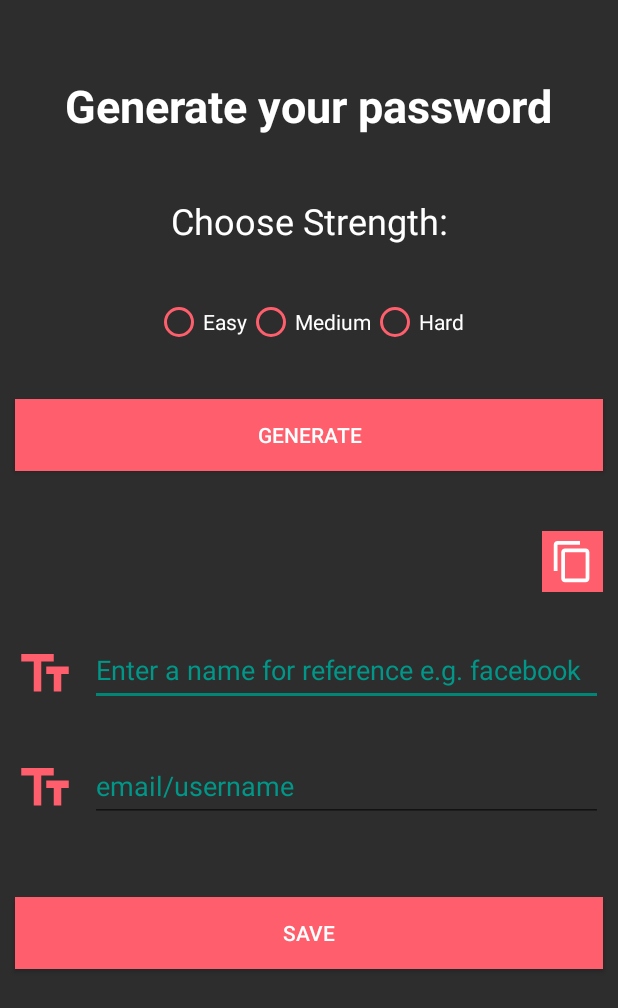
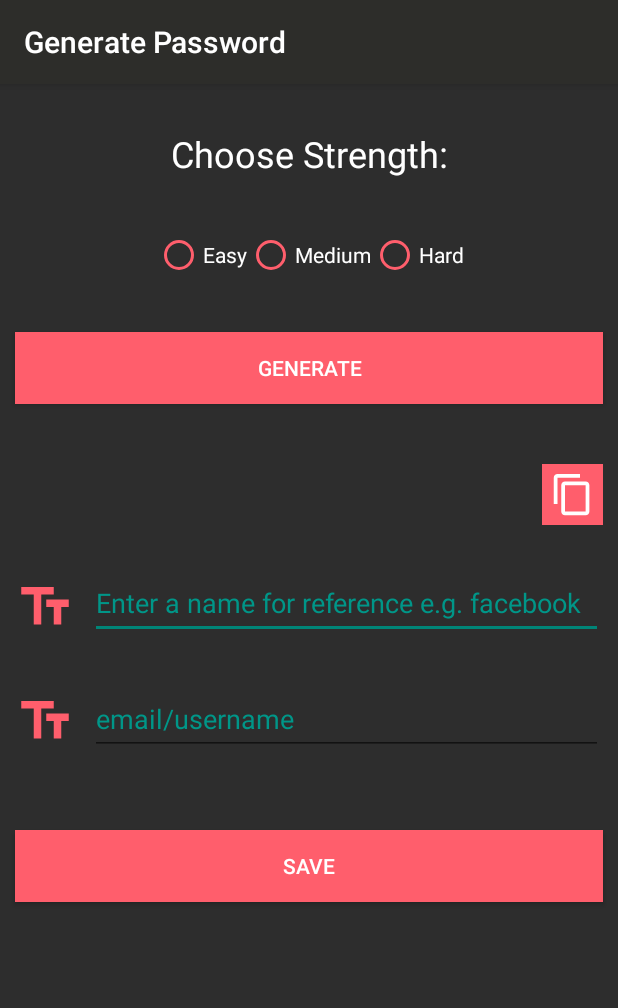
Before and after one commit to thisisfaisalhere/PasswordBro, an Android app: the GenerateActivity screen opened directly, with no data from a screen before it, on a phone screen of 412 x 824 dp. Shown: the top 1008 px of the screen. Run offline under Robolectric (Android 15) with nearby library versions, the phone set to English and light mode, and no system bars; libraries missing offline, so code that uses them is left out: es.dmoral.toasty.

Commit message:
bugs fixes

```diff
--- a/app/src/main/AndroidManifest.xml
+++ b/app/src/main/AndroidManifest.xml
@@ -30,8 +30,7 @@
         <activity android:name=".SettingsActivity"
             android:label="@string/title_activity_settings"
             android:theme="@style/PreferenceScreen" />
-        <activity android:name=".GenerateActivity"
-            android:theme="@style/AppTheme.NoActionBar" />
+        <activity android:name=".GenerateActivity"/>
         <activity android:name=".EditActivity"/>
         <activity android:name=".MainActivity"
             android:label="@string/app_name"
--- a/app/src/main/java/com/virusX/passwordBro/GenerateActivity.java
+++ b/app/src/main/java/com/virusX/passwordBro/GenerateActivity.java
@@ -43,8 +43,9 @@ public class GenerateActivity extends AppCompatActivity {
     @Override
     protected void onCreate(Bundle savedInstanceState) {
         super.onCreate(savedInstanceState);
+        setContentView(R.layout.activity_generate);
 
-        setContentView(R.layout.activity_generate);
+        setTitle("Generate Password");
 
         RadioGroup strengthRadioGroup = findViewById(R.id.strengthRadioGroup);
         generateBtn = findViewById(R.id.generateButton);
@@ -177,8 +178,8 @@ public class GenerateActivity extends AppCompatActivity {
         SharedPreferences preferences = PreferenceManager.getDefaultSharedPreferences(this);
 
         String easyLenStr = preferences.getString(easy, "8").trim();
-        String medLenStr = preferences.getString(med, "8").trim();
-        String hardLenStr = preferences.getString(hard, "8").trim();
+        String medLenStr = preferences.getString(med, "12").trim();
+        String hardLenStr = preferences.getString(hard, "16").trim();
 
         if(easyLenStr.equals("") || medLenStr.equals("") || hardLenStr.equals("")) {
             Toasty.error(this, "Length of password is empty/not valid\nGo to Settings and Enter Valid value",
--- a/app/src/main/java/com/virusX/passwordBro/MainActivity.java
+++ b/app/src/main/java/com/virusX/passwordBro/MainActivity.java
@@ -64,6 +64,7 @@ public class MainActivity extends AppCompatActivity {
             @Override
             public void onClick(View v) {
                 intent = new Intent(MainActivity.this, EditActivity.class);
+                intent.putExtra("fromMain", true);
                 startActivity(intent);
                 isOpen = !isOpen;
                 fabAnimation();
--- a/app/src/main/res/layout/activity_edit.xml
+++ b/app/src/main/res/layout/activity_edit.xml
@@ -98,6 +98,7 @@
         android:layout_height="wrap_content"
         android:layout_marginStart="10dp"
         android:layout_marginTop="30dp"
+        android:layout_marginEnd="10dp"
         android:background="#4CAF50"
         android:focusableInTouchMode="false"
         android:text="@string/save_btn"
@@ -110,13 +111,13 @@
         android:id="@+id/buttonDelete"
         android:layout_width="0dp"
         android:layout_height="wrap_content"
-        android:layout_marginStart="10dp"
         android:layout_marginTop="30dp"
         android:layout_marginEnd="10dp"
         android:background="#D11A2A"
         android:focusableInTouchMode="false"
         android:text="@string/delete_btn"
         android:textColor="#FFFFFF"
+        android:visibility="visible"
         app:layout_constraintEnd_toEndOf="parent"
         app:layout_constraintStart_toEndOf="@+id/buttonSave"
         app:layout_constraintTop_toBottomOf="@+id/editTextPass" />
@@ -135,7 +136,7 @@
         app:layout_constraintEnd_toEndOf="parent"
         app:layout_constraintHorizontal_bias="0.0"
         app:layout_constraintStart_toStartOf="parent"
-        app:layout_constraintTop_toBottomOf="@+id/buttonDelete" />
+        app:layout_constraintTop_toBottomOf="@+id/buttonSave" />
 
     <ProgressBar
         android:id="@+id/editPgBar"
--- a/app/src/main/res/layout/activity_generate.xml
+++ b/app/src/main/res/layout/activity_generate.xml
@@ -12,30 +12,16 @@
         android:layout_height="wrap_content">
 
         <TextView
-            android:id="@+id/generate_title"
-            android:layout_width="wrap_content"
-            android:layout_height="wrap_content"
-            android:layout_marginTop="50dp"
-            android:text="@string/generate_title"
-            android:textColor="#FFFFFF"
-            android:textSize="30sp"
-            android:textStyle="bold"
-            app:layout_constraintEnd_toEndOf="parent"
-            app:layout_constraintHorizontal_bias="0.498"
-            app:layout_constraintStart_toStartOf="parent"
-            app:layout_constraintTop_toTopOf="parent" />
-
-        <TextView
             android:id="@+id/generate_subtitle"
             android:layout_width="wrap_content"
             android:layout_height="wrap_content"
-            android:layout_marginTop="40dp"
+            android:layout_marginTop="30dp"
             android:text="@string/generate_subtitle"
             android:textColor="#FFFFFF"
             android:textSize="24sp"
             app:layout_constraintEnd_toEndOf="parent"
             app:layout_constraintStart_toStartOf="parent"
-            app:layout_constraintTop_toBottomOf="@+id/generate_title" />
+            app:layout_constraintTop_toTopOf="parent" />
 
         <RadioGroup
             android:id="@+id/strengthRadioGroup"
```
Also changed, not shown: app/src/main/java/com/virusX/passwordBro/AddBackupAns.java (+10 -5 lines), app/src/main/java/com/virusX/passwordBro/DataBackupHelper.java (+18 -12 lines), app/src/main/java/com/virusX/passwordBro/EditActivity.java (+44 -6 lines).
